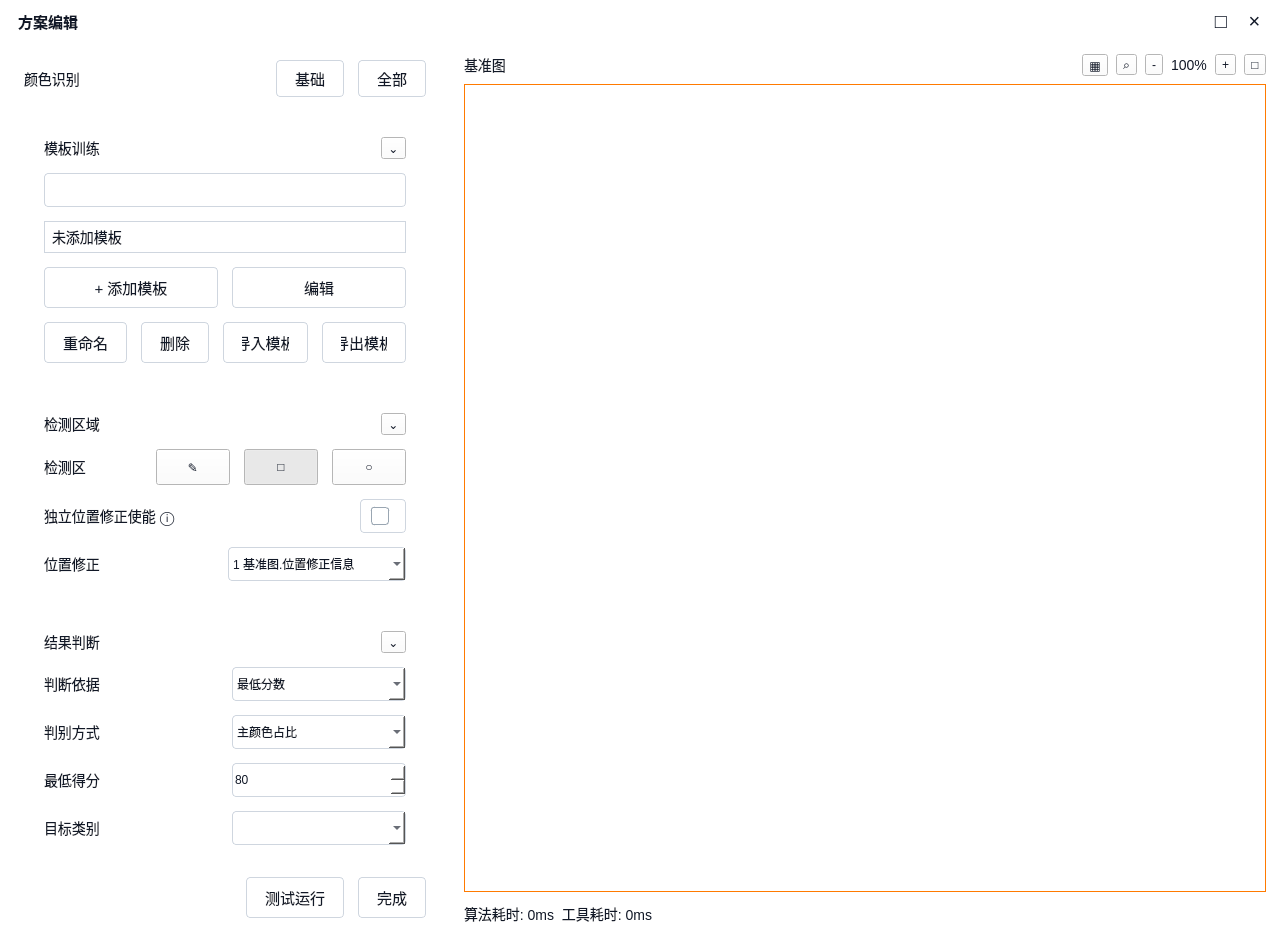
The window that ui/ColorRecognitionDialog.ui (kunlingertfk-lang/-v2-) describes before a commit, drawn with Qt 5.
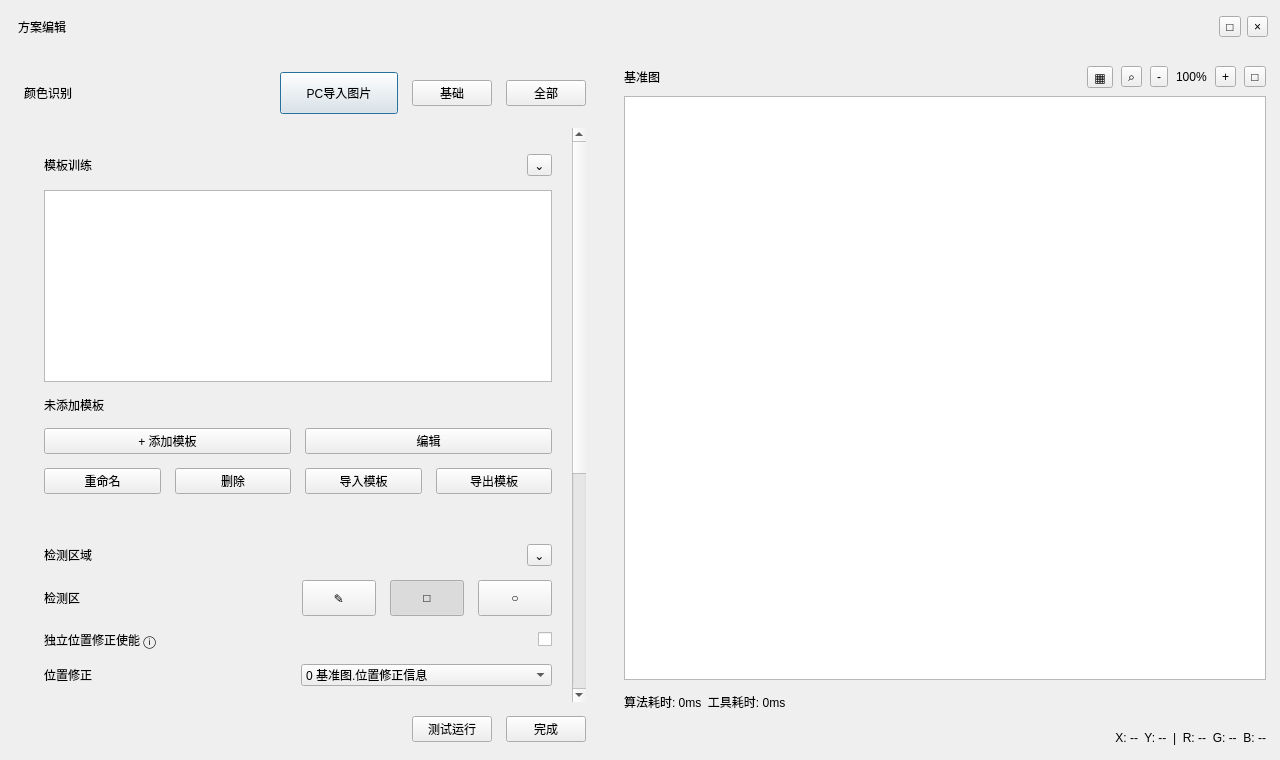
The same window after the commit.

Commit message: revert: restore initial clean source version

The edit to the form file:
```diff
--- a/ui/ColorRecognitionDialog.ui
+++ b/ui/ColorRecognitionDialog.ui
@@ -13,32 +13,6 @@
   <property name="windowTitle">
    <string>方案编辑 - 颜色识别</string>
   </property>
-  <property name="styleSheet">
-   <string notr="true">QDialog { background:#ffffff; color:#111827; }
-QWidget { background:#ffffff; color:#111827; }
-QFrame#headerFrame, QFrame#leftPanel, QFrame#previewPanel { background:#ffffff; color:#111827; }
-QFrame[panelRole="configCard"] { background:#ffffff; color:#111827; border:1px solid #cfd6df; border-radius:6px; }
-QLabel { background:#ffffff; color:#111827; font-size:14px; }
-QLabel[role="cardTitle"] { background:#ffffff; color:#111827; font-size:17px; font-weight:700; }
-QLabel[role="rowField"] { background:#ffffff; color:#111827; font-size:14px; }
-QLabel#viewerTitleLabel, QLabel#viewerStatusLabel, QLabel#viewerZoomLabel { background:#ffffff; color:#111827; }
-QPushButton { background:#ffffff; color:#111827; border:1px solid #cfd6df; border-radius:4px; padding:8px 18px; font-size:15px; }
-QPushButton#finishButton, QPushButton#testRunButton, QPushButton[actionRole="secondary"], QPushButton[actionRole="plain"] { background:#ffffff; color:#111827; border:1px solid #cfd6df; border-radius:4px; }
-QPushButton[actionRole="plain"] { padding:6px 12px; }
-QPushButton#basicSegmentButton, QPushButton#allSegmentButton { background:#ffffff; color:#111827; border:1px solid #cfd6df; padding:6px 18px; }
-QPushButton#basicSegmentButton:checked, QPushButton#allSegmentButton:checked { background:#ffffff; color:#111827; border-color:#ff7a00; }
-QToolButton[role="collapseCard"] { background:#ffffff; border:1px solid #cfd6df; color:#111827; font-size:18px; min-width:50px; min-height:40px; }
-QToolButton[actionRole="toolbarIcon"], QToolButton#viewerGridButton, QToolButton#viewerZoomSearchButton, QToolButton#viewerZoomOutButton, QToolButton#viewerZoomInButton, QToolButton#viewerFullButton { background:#ffffff; border:1px solid #cfd6df; border-radius:4px; color:#111827; min-width:34px; min-height:32px; }
-QToolButton[actionRole="toolbarIcon"]:checked { background:#ffffff; border-color:#ff7a00; color:#111827; }
-QListWidget, QComboBox, QSpinBox, QLineEdit { background:#ffffff; border:1px solid #cfd6df; border-radius:4px; min-height:32px; color:#111827; }
-QListWidget#templateListWidget { font-size:14px; }
-QComboBox QAbstractItemView, QListWidget::item { background:#ffffff; color:#111827; selection-background-color:#ffffff; selection-color:#111827; outline:0; }
-QCheckBox { background:#ffffff; color:#111827; border:1px solid #cfd6df; border-radius:4px; padding:6px 10px; min-height:20px; }
-QCheckBox::indicator { width:16px; height:16px; border:1px solid #9aa6b2; border-radius:3px; background:#ffffff; }
-QCheckBox::indicator:checked { background:#ff7a00; border-color:#ff7a00; }
-QPushButton:disabled, QToolButton:disabled, QComboBox:disabled, QSpinBox:disabled, QLineEdit:disabled { background:#ffffff; color:#111827; border-color:#d7dde6; }
-QGraphicsView { border:1px solid #ff7a00; background:#ffffff; color:#111827; }</string>
-  </property>
   <layout class="QVBoxLayout" name="rootLayout">
    <property name="spacing"><number>0</number></property>
    <property name="leftMargin"><number>0</number></property>
@@ -48,14 +22,13 @@
    <item>
     <widget class="QFrame" name="headerFrame">
      <property name="minimumSize">
-      <size><width>0</width><height>42</height></size>
+      <size><width>0</width><height>54</height></size>
      </property>
      <layout class="QHBoxLayout" name="headerLayout">
       <property name="leftMargin"><number>18</number></property>
       <property name="rightMargin"><number>12</number></property>
       <item>
        <widget class="QLabel" name="headerTitleLabel">
-        <property name="styleSheet"><string notr="true">background:#ffffff; color:#111827; font-size:15px; font-weight:600;</string></property>
         <property name="text"><string>方案编辑</string></property>
        </widget>
       </item>
@@ -67,13 +40,11 @@
       </item>
       <item>
        <widget class="QToolButton" name="headerMaximizeButton">
-        <property name="styleSheet"><string notr="true">background:#ffffff; color:#111827; border:0; font-size:20px;</string></property>
         <property name="text"><string>□</string></property>
        </widget>
       </item>
       <item>
        <widget class="QToolButton" name="headerCloseButton">
-        <property name="styleSheet"><string notr="true">background:#ffffff; color:#111827; border:0; font-size:20px;</string></property>
         <property name="text"><string>×</string></property>
        </widget>
       </item>
@@ -85,8 +56,8 @@
      <property name="spacing"><number>0</number></property>
      <item>
       <widget class="QFrame" name="leftPanel">
-       <property name="minimumSize"><size><width>390</width><height>0</height></size></property>
-       <property name="maximumSize"><size><width>450</width><height>16777215</height></size></property>
+       <property name="minimumSize"><size><width>610</width><height>0</height></size></property>
+       <property name="maximumSize"><size><width>610</width><height>16777215</height></size></property>
        <layout class="QVBoxLayout" name="leftLayout">
         <property name="leftMargin"><number>24</number></property>
         <property name="topMargin"><number>18</number></property>
@@ -96,7 +67,7 @@
         <item>
          <layout class="QHBoxLayout" name="titleLayout">
           <item>
-           <widget class="QLabel" name="dialogTitleLabel">
+           <widget class="QLabel" name="editorTitleLabel">
             <property name="text"><string>颜色识别</string></property>
             <property name="role" stdset="0"><string>cardTitle</string></property>
            </widget>
@@ -107,6 +78,14 @@
             <property name="sizeHint" stdset="0"><size><width>40</width><height>20</height></size></property>
            </spacer>
           </item>
+          <item>
+           <widget class="QPushButton" name="colorRecognitionPcImportButton">
+            <property name="minimumSize"><size><width>118</width><height>42</height></size></property>
+            <property name="text"><string>PC导入图片</string></property>
+            <property name="actionRole" stdset="0"><string>secondary</string></property>
+            <property name="optionalEntry" stdset="0"><bool>true</bool></property>
+           </widget>
+          </item>
           <item>
            <widget class="QPushButton" name="basicSegmentButton">
             <property name="text"><string>基础</string></property>
@@ -122,7 +101,18 @@
          </layout>
         </item>
         <item>
-         <widget class="QStackedWidget" name="colorParamsStackedWidget">
+         <widget class="QScrollArea" name="colorParamsScrollArea">
+          <property name="frameShape"><enum>QFrame::NoFrame</enum></property>
+          <property name="horizontalScrollBarPolicy"><enum>Qt::ScrollBarAlwaysOff</enum></property>
+          <property name="widgetResizable"><bool>true</bool></property>
+          <widget class="QWidget" name="colorParamsScrollContents">
+           <layout class="QVBoxLayout" name="colorParamsScrollLayout">
+            <property name="leftMargin"><number>0</number></property>
+            <property name="topMargin"><number>0</number></property>
+            <property name="rightMargin"><number>0</number></property>
+            <property name="bottomMargin"><number>0</number></property>
+            <item>
+             <widget class="QStackedWidget" name="colorParamsStackedWidget">
           <widget class="QWidget" name="basicParamsPage">
            <layout class="QVBoxLayout" name="basicParamsLayout">
             <property name="leftMargin"><number>0</number></property>
@@ -152,7 +142,6 @@
 	                 <property name="text"><string>未添加模板</string></property>
 	                 <property name="wordWrap"><bool>true</bool></property>
 	                 <property name="minimumHeight"><number>28</number></property>
-	                 <property name="styleSheet"><string notr="true">background:#ffffff; color:#111827; border:1px solid #cfd6df; padding:4px;</string></property>
 	                </widget>
 	               </item>
                <item>
@@ -212,7 +201,7 @@
                   <property name="rightMargin"><number>0</number></property>
                   <property name="bottomMargin"><number>0</number></property>
                   <item><widget class="QLabel" name="positionCorrectionSourceLabel"><property name="minimumWidth"><number>118</number></property><property name="text"><string>位置修正</string></property><property name="role" stdset="0"><string>rowField</string></property></widget></item>
-                  <item><widget class="QComboBox" name="positionCorrectionSourceComboBox"><item><property name="text"><string>1 基准图.位置修正信息</string></property></item></widget></item>
+                  <item><widget class="QComboBox" name="positionCorrectionSourceComboBox"><item><property name="text"><string>0 基准图.位置修正信息</string></property></item></widget></item>
                  </layout>
                 </widget>
                </item>
@@ -244,7 +233,7 @@
                <item>
                 <layout class="QHBoxLayout" name="colorDecisionModeLayout">
                  <item><widget class="QLabel" name="colorDecisionModeLabel"><property name="minimumWidth"><number>118</number></property><property name="text"><string>判别方式</string></property><property name="role" stdset="0"><string>rowField</string></property></widget></item>
-                 <item><widget class="QComboBox" name="colorDecisionModeComboBox"><item><property name="text"><string>主颜色占比</string></property></item><item><property name="text"><string>整体相似度</string></property></item></widget></item>
+                 <item><widget class="QComboBox" name="colorDecisionModeComboBox"><item><property name="text"><string>类别相似度</string></property></item><item><property name="text"><string>整体相似度</string></property></item></widget></item>
                 </layout>
                </item>
                <item>
@@ -253,6 +242,24 @@
                  <item><widget class="QSpinBox" name="minScoreSpinBox"><property name="maximum"><number>100</number></property><property name="value"><number>80</number></property></widget></item>
                 </layout>
                </item>
+               <item>
+                <layout class="QHBoxLayout" name="gmmRejectionLayout">
+                 <item><widget class="QLabel" name="gmmRejectionLabel"><property name="minimumWidth"><number>118</number></property><property name="text"><string>像素拒识阈值</string></property><property name="role" stdset="0"><string>rowField</string></property></widget></item>
+                 <item><widget class="QDoubleSpinBox" name="gmmRejectionSpinBox"><property name="maximum"><double>1.000000000000000</double></property><property name="singleStep"><double>0.000100000000000</double></property><property name="decimals"><number>6</number></property><property name="value"><double>0.000100000000000</double></property></widget></item>
+                </layout>
+               </item>
+               <item>
+                <layout class="QHBoxLayout" name="minCategoryConfidenceLayout">
+                 <item><widget class="QLabel" name="minCategoryConfidenceLabel"><property name="minimumWidth"><number>118</number></property><property name="text"><string>最低类别置信度</string></property><property name="role" stdset="0"><string>rowField</string></property></widget></item>
+                 <item><widget class="QSpinBox" name="minCategoryConfidenceSpinBox"><property name="maximum"><number>100</number></property><property name="value"><number>80</number></property></widget></item>
+                </layout>
+               </item>
+               <item>
+                <layout class="QHBoxLayout" name="minClassifiedCoverageLayout">
+                 <item><widget class="QLabel" name="minClassifiedCoverageLabel"><property name="minimumWidth"><number>118</number></property><property name="text"><string>最低分类覆盖率</string></property><property name="role" stdset="0"><string>rowField</string></property></widget></item>
+                 <item><widget class="QSpinBox" name="minClassifiedCoverageSpinBox"><property name="maximum"><number>100</number></property><property name="value"><number>90</number></property></widget></item>
+                </layout>
+               </item>
                <item>
                 <layout class="QHBoxLayout" name="expectedLabelLayout">
                  <item><widget class="QLabel" name="expectedLabelTitleLabel"><property name="minimumWidth"><number>118</number></property><property name="text"><string>目标类别</string></property><property name="role" stdset="0"><string>rowField</string></property></widget></item>
@@ -289,6 +296,10 @@
             <item><spacer name="allParamsSpacer"><property name="orientation"><enum>Qt::Vertical</enum></property><property name="sizeHint" stdset="0"><size><width>20</width><height>40</height></size></property></spacer></item>
            </layout>
           </widget>
+             </widget>
+            </item>
+           </layout>
+          </widget>
          </widget>
         </item>
         <item>
@@ -328,6 +339,13 @@
           <property name="text"><string>算法耗时: 0ms  工具耗时: 0ms</string></property>
          </widget>
         </item>
+        <item>
+         <widget class="QLabel" name="viewerCursorLabel">
+          <property name="minimumSize"><size><width>0</width><height>28</height></size></property>
+          <property name="text"><string>X: --  Y: --  |  R: --  G: --  B: --</string></property>
+          <property name="alignment"><set>Qt::AlignRight|Qt::AlignTrailing|Qt::AlignVCenter</set></property>
+         </widget>
+        </item>
        </layout>
       </widget>
      </item>
```
The commit also changes 234 other files.
